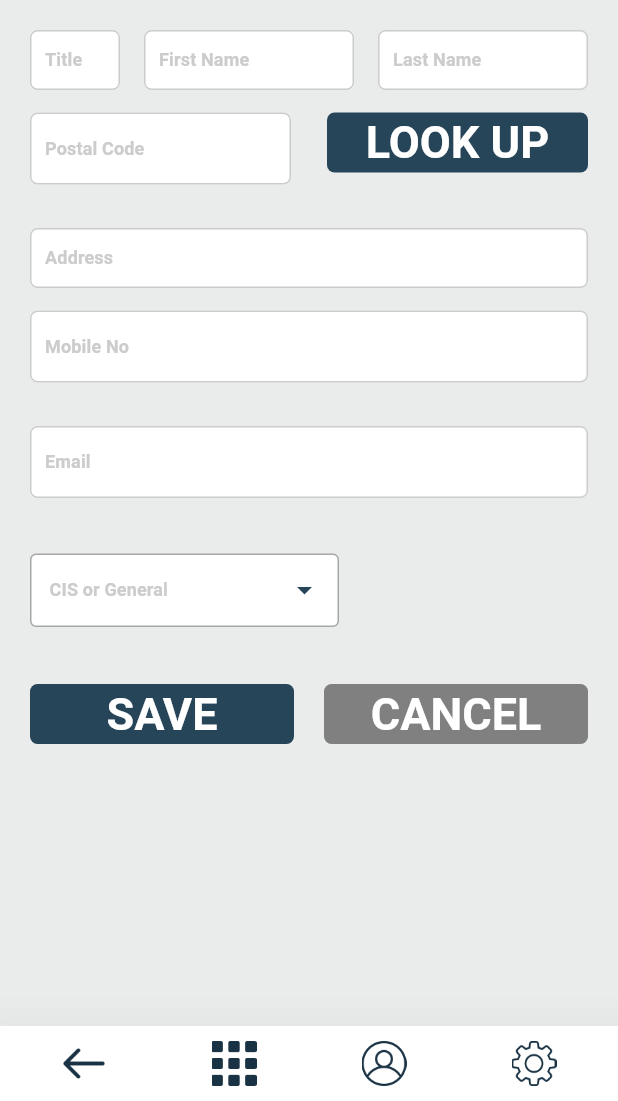
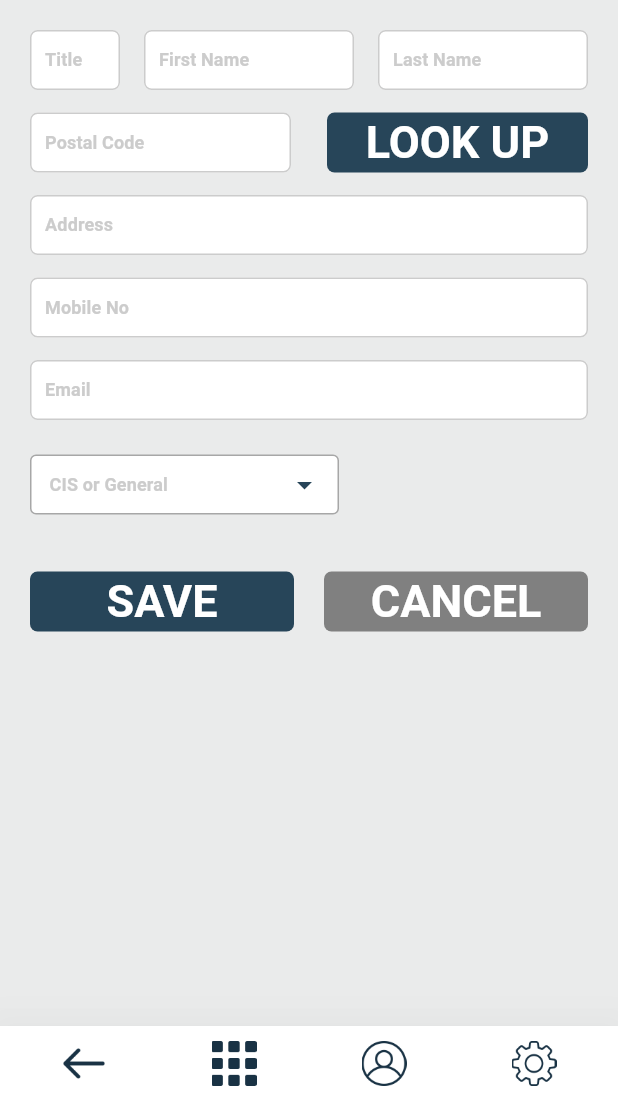
Before and after one commit to guri1423/ready_made_for_trade, a Flutter app: the AddCustomerPage screen opened directly, on a phone screen of 412 x 824 dp, the part 135-1236 px from its top. Run offline on Flutter 3.47's test engine with Material 2 defaults, Android fonts, the light colour scheme and no system bars; our stand-ins replace bloc, dropdown_button2, email_validator, equatable, flutter_bloc, flutter_secure_storage and 3 more; accounts and stored records are empty; Roboto replaces fonts that are missing (Dongle, Dongle Regular).

Commit message:
customer fixes

```diff
--- a/lib/modules/customer/pages/customer_page/add_customer.dart
+++ b/lib/modules/customer/pages/customer_page/add_customer.dart
@@ -1,11 +1,13 @@
 import 'package:dropdown_button2/dropdown_button2.dart';
 import 'package:flutter/material.dart';
+import 'package:flutter/services.dart';
+import 'package:flutter_bloc/flutter_bloc.dart';
 import 'package:fluttertoast/fluttertoast.dart';
-import 'package:intl/intl.dart';
 import 'package:ready_made_4_trade/core/colors.dart';
 import 'package:ready_made_4_trade/core/list/list.dart';
 import 'package:ready_made_4_trade/core/utils.dart';
 import 'package:ready_made_4_trade/modules/customer/model/add_customer_model.dart';
+import 'package:ready_made_4_trade/modules/customer/search_cubit/customer_search_cubit.dart';
 import 'package:ready_made_4_trade/modules/login/widgets/login_widget.dart';
 import 'package:ready_made_4_trade/services/remote_api.dart';
 import 'package:ready_made_4_trade/services/storage.dart';
@@ -20,6 +22,8 @@ class AddCustomerPage extends StatefulWidget {
 
 class _AddCustomerPageState extends State<AddCustomerPage> {
   bool isFormError = false;
+  bool phoneValidationError = false;
+  bool emailValidationError = false;
 
   bool formValidate() {
     final FormState? form = _formKey.currentState;
@@ -134,31 +138,25 @@ class _AddCustomerPageState extends State<AddCustomerPage> {
                 ),
                 Row(
                   mainAxisAlignment: MainAxisAlignment.spaceEvenly,
+                  crossAxisAlignment: CrossAxisAlignment.center,
                   children: [
                     Expanded(
                       child: SizedBox(
-                          height: 62,
-                          child: customTextFieldAddCustomer(context,
-                              controller: _postalCode,
-                              hintText: 'Postal Code',
-                              validator: (value) =>
-                                  postalCodeValidator(value))),
+                          height: 40,
+                          child: customTextFieldAddCustomer(
+                            context,
+                            controller: _postalCode,
+                            hintText: 'Postal Code',
+                          )),
                     ),
                     const SizedBox(
                       width: 24,
                     ),
                     Expanded(
-                        child: Column(
-                      children: [
-                        SizedBox(
+                        child: SizedBox(
                             height: 40,
                             child: longButton(
-                                context, 'LOOK UP', CustomColors.primeColour)),
-                        const SizedBox(
-                          height: 22,
-                        )
-                      ],
-                    ))
+                                context, 'LOOK UP', CustomColors.primeColour)))
                   ],
                 ),
                 const SizedBox(
@@ -176,23 +174,46 @@ class _AddCustomerPageState extends State<AddCustomerPage> {
                   height: 15,
                 ),
                 SizedBox(
-                    height: 62,
+                    height: phoneValidationError ? 62 : 40,
                     width: MediaQuery.of(context).size.width,
                     child: customTextFieldAddCustomer(context,
                         controller: _mobileNo,
-                        hintText: 'Mobile No',
-                        validator: (value) => mobilNumberValidator(value))),
+                        hintText: 'Mobile No', validator: (value) {
+                      String? error = mobilNumberValidator(value);
+                      if (error != null) {
+                        setState(() {
+                          phoneValidationError = true;
+                        });
+                      } else {
+                        setState(() {
+                          phoneValidationError = false;
+                        });
+                      }
+                      return error;
+                    })),
                 const SizedBox(
                   height: 15,
                 ),
                 SizedBox(
-                    height: 62,
+                    height: emailValidationError ? 62 : 40,
                     width: MediaQuery.of(context).size.width,
                     child: customTextFieldAddCustomer(
                       context,
                       controller: _email,
                       hintText: 'Email',
-                      validator: (value) => validateEmail(value!),
+                      validator: (value) {
+                        String? error = validateEmail(value!);
+                        if (error != null) {
+                          setState(() {
+                            emailValidationError = true;
+                          });
+                        } else {
+                          setState(() {
+                            emailValidationError = false;
+                          });
+                        }
+                        return error;
+                      },
                     )),
                 const SizedBox(
                   height: 15,
@@ -211,7 +232,7 @@ class _AddCustomerPageState extends State<AddCustomerPage> {
                           focusedBorder: InputBorder.none,
                           focusedErrorBorder: InputBorder.none,
                         ),
-                        buttonHeight: 49,
+                        buttonHeight: 40,
                         buttonWidth: MediaQuery.of(context).size.width,
                         buttonDecoration: BoxDecoration(
                             borderRadius: BorderRadius.circular(4),
@@ -317,6 +338,9 @@ class _AddCustomerPageState extends State<AddCustomerPage> {
                                   const SnackBar(
                                       content:
                                           Text('Response added successfully')));
+
+                              BlocProvider.of<CustomerSearchCubit>(context)
+                                  .getCustomer();
                               Navigator.pop(context);
                             } else {
                               Fluttertoast.showToast(
@@ -369,10 +393,16 @@ class _AddCustomerPageState extends State<AddCustomerPage> {
 }
 
 Widget customTextFieldForm(context,
-    {required TextEditingController controller, required String hintText,bool isBig = false}) {
+    {required TextEditingController controller,
+    required String hintText,
+    bool isBig = false}) {
   return TextFormField(
     controller: controller,
-    maxLines: hintText.contains('Project Details') ? 20 : isBig?10:1,
+    maxLines: hintText.contains('Project Details')
+        ? 20
+        : isBig
+            ? 10
+            : 1,
     style: Theme.of(context)
         .textTheme
         .titleSmall!
@@ -447,6 +477,12 @@ Widget customTextFieldAddCustomer(context,
         .textTheme
         .titleSmall!
         .copyWith(color: CustomColors.black),
+    keyboardType: hintText.contains('Postal Code')
+        ? TextInputType.phone
+        : TextInputType.emailAddress,
+    inputFormatters: hintText.contains('Postal Code')
+        ? [FilteringTextInputFormatter.digitsOnly]
+        : [],
     decoration: InputDecoration(
       counterText: "",
       hintText: hintText,
--- a/lib/modules/customer/search_cubit/customer_search_cubit.dart
+++ b/lib/modules/customer/search_cubit/customer_search_cubit.dart
@@ -1,7 +1,5 @@
 import 'package:bloc/bloc.dart';
 import 'package:equatable/equatable.dart';
-
-
 import 'package:ready_made_4_trade/modules/home/pages/icon_models/customer_model.dart';
 import 'package:ready_made_4_trade/services/remote_api.dart';
 
@@ -15,8 +13,7 @@ class CustomerSearchCubit extends Cubit<CustomerSearchState> {
   getCustomer() async {
     emit(CustomerLoading());
     GetCustomerModel? model = await _api.getCustomers();
-
-    if (model!= null) {
+    if (model != null) {
       emit(CustomerSuccess(model));
     } else {
       emit(CustomerEmpty());
```
